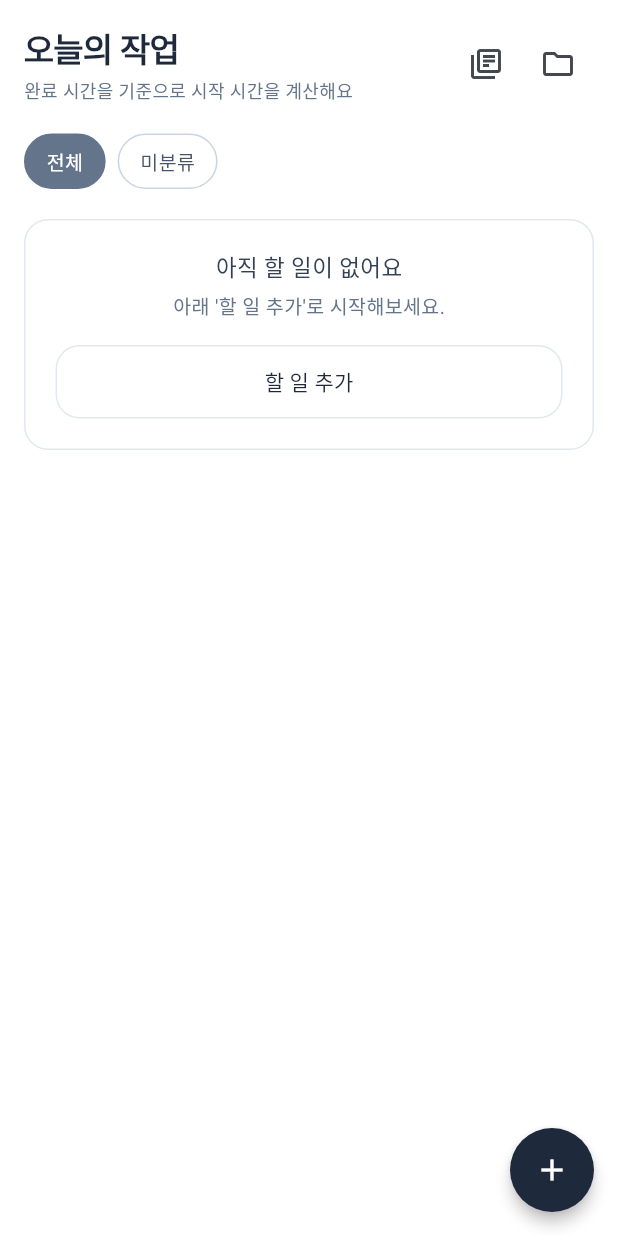
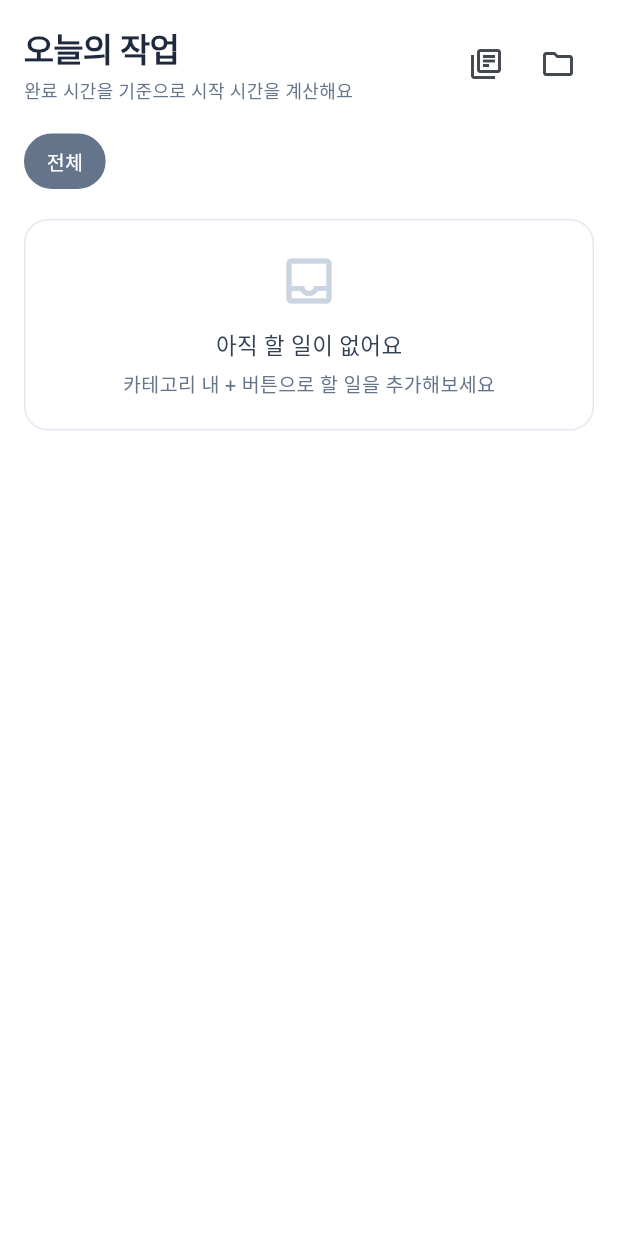
Before and after one commit to pjs9797/todo_scheduler, a Flutter app: the screen it shows after launch, on a phone screen of 412 x 824 dp. Run offline on Flutter 3.47's test engine with Material 3 defaults, Android fonts, the phone set to English and light mode, and no system bars; our stand-ins replace get, hive, hive_flutter; accounts and stored records are empty.

Commit message:
fix: UseCase fenix 옵션 추가 및 UI 정리
- UseCase lazyPut에 fenix: true 추가 (재등록 가능하도록)
- 홈 화면 FAB 제거 (카테고리 내 + 버튼으로 대체)
- 미분류 필터 제거 (새 아키텍처에서 불필요)
- 빈 상태 메시지 수정

```diff
--- a/lib/presentation/home/home_screen.dart
+++ b/lib/presentation/home/home_screen.dart
@@ -40,10 +40,6 @@ class HomeScreen extends GetView<HomeController> {
             ),
           );
         }),
-      ),
-      floatingActionButton: FloatingActionButton(
-        onPressed: _onAddTask,
-        child: const Icon(Icons.add),
       ),
     );
   }
@@ -158,6 +154,8 @@ class HomeScreen extends GetView<HomeController> {
       ),
       child: Column(
         children: [
+          Icon(Icons.inbox_outlined, size: 40, color: AppColors.slate300),
+          const SizedBox(height: 12),
           const Text(
             '아직 할 일이 없어요',
             style: TextStyle(
@@ -168,18 +166,10 @@ class HomeScreen extends GetView<HomeController> {
           ),
           const SizedBox(height: 4),
           const Text(
-            '아래 \'할 일 추가\'로 시작해보세요.',
+            '카테고리 내 + 버튼으로 할 일을 추가해보세요',
             style: TextStyle(
               fontSize: 13,
               color: AppColors.slate500,
-            ),
-          ),
-          const SizedBox(height: 16),
-          SizedBox(
-            width: double.infinity,
-            child: OutlinedButton(
-              onPressed: _onAddTask,
-              child: const Text(AppStrings.taskAdd),
             ),
           ),
         ],
@@ -188,17 +178,6 @@ class HomeScreen extends GetView<HomeController> {
   }
 
   // ==================== Actions ====================
-
-  void _onAddTask() {
-    final filter = controller.currentFilter.value;
-    String? categoryId;
-    if (filter is TaskFilterByCategory) {
-      categoryId = filter.categoryId;
-    }
-    if (categoryId != null) {
-      _onAddTaskToCategory(categoryId);
-    }
-  }
 
   Future<void> _onAddTaskToCategory(String? categoryId) async {
     if (categoryId == null) return;
--- a/lib/presentation/home/widgets/filter_chips.dart
+++ b/lib/presentation/home/widgets/filter_chips.dart
@@ -41,12 +41,6 @@ class FilterChips extends StatelessWidget {
                       onFilterChanged(TaskFilterByCategory(category.id)),
                 ),
               )),
-          // 미분류 필터
-          _FilterChip(
-            label: AppStrings.filterUnassigned,
-            isSelected: currentFilter is TaskFilterUnassigned,
-            onTap: () => onFilterChanged(const TaskFilterUnassigned()),
-          ),
         ],
       ),
     );
```
Also changed, not shown: lib/di/initial_binding.dart (+7 -12 lines), .claude/settings.local.json.
